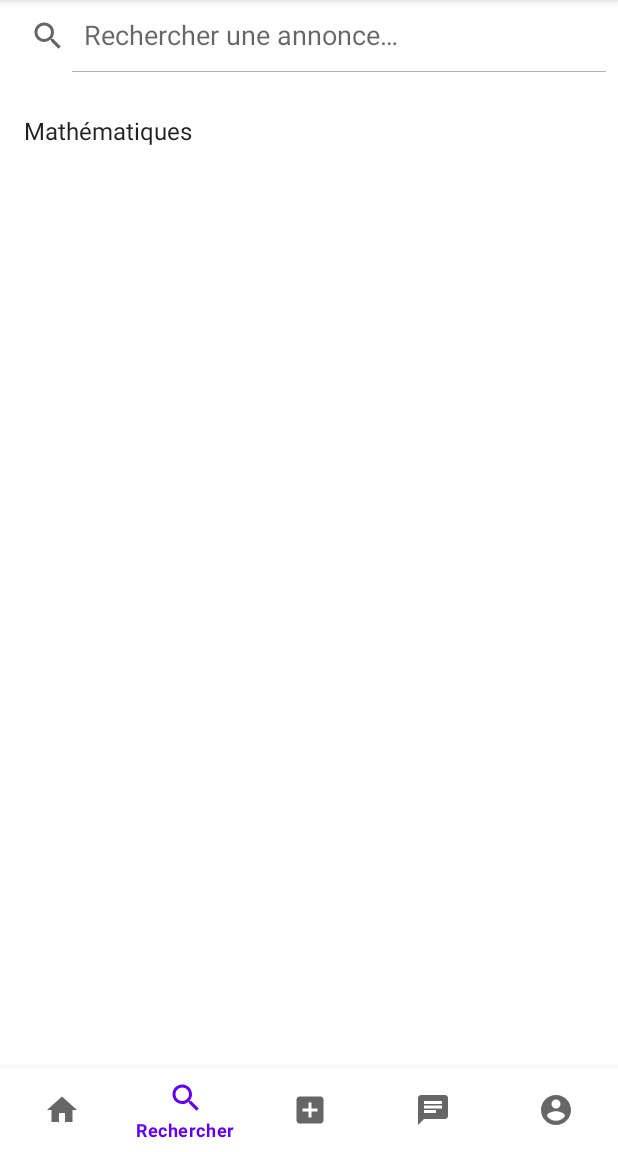
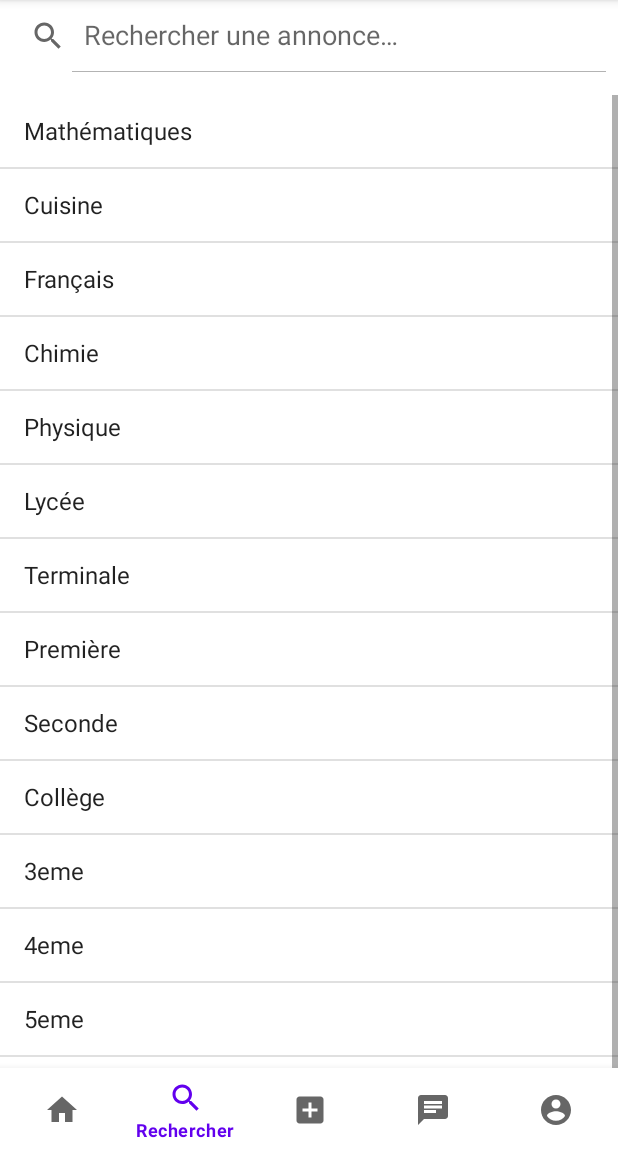
Before and after one commit to toma-demagn/Incoming, an Android app: the SearchFragment screen opened through its navigation route, on a phone screen of 412 x 824 dp, the part 84-1236 px from its top. Run offline under Robolectric (Android 15) with nearby library versions, the phone set to English and light mode, and no system bars; our stand-ins replace navigation-ui.

Commit message:
Search suggestions with hardcoded JSON array

```diff
--- a/app/src/main/java/com/example/tutorapp/SearchFragment.kt
+++ b/app/src/main/java/com/example/tutorapp/SearchFragment.kt
@@ -1,16 +1,34 @@
 package com.example.tutorapp
 
 import android.os.Bundle
-import android.util.Log
-import android.view.*
+import android.view.LayoutInflater
+import android.view.View
+import android.view.ViewGroup
 import android.widget.*
 import androidx.appcompat.widget.SearchView
 import androidx.fragment.app.Fragment
-import org.json.JSONObject
+import org.json.JSONArray
 
 class SearchFragment : Fragment() {
 
-    private val jsonStringTags = """{"tag":"Mathématiques", "category":"C   ours"}"""
+    private val jsonStringTags = """
+        [
+            {"tag":"Mathématiques", "category":"Cours"},
+            {"tag":"Cuisine", "category":"Cours"},
+            {"tag":"Français", "category":"Cours"},
+            {"tag":"Chimie", "category":"Cours"},
+            {"tag":"Physique", "category":"Cours"},
+            {"tag":"Lycée", "category":"Niveau"},
+            {"tag":"Terminale", "category":"Niveau"},
+            {"tag":"Première", "category":"Niveau"},
+            {"tag":"Seconde", "category":"Niveau"},
+            {"tag":"Collège", "category":"Niveau"},
+            {"tag":"3eme", "category":"Niveau"},
+            {"tag":"4eme", "category":"Niveau"},
+            {"tag":"5eme", "category":"Niveau"},
+            {"tag":"6eme", "category":"Niveau"}
+        ]
+        """
 
     private lateinit var viewOfLayout: View
     private lateinit var adapter: ArrayAdapter<*>
@@ -30,8 +48,13 @@ class SearchFragment : Fragment() {
         lv.emptyView = viewOfLayout.findViewById<TextView>(R.id.sf_emptyTextView)
 
         // Get JSON object and adding the tags values in a list
-        val jsonObject = JSONObject(jsonStringTags)
-        val tagsList: MutableList<String> = mutableListOf(jsonObject.getString("tag"))
+        val tagsList: MutableList<String> = mutableListOf()
+        val jsonArray = JSONArray(jsonStringTags)
+        for (i in 0 until jsonArray.length()) {
+            tagsList.add(jsonArray.getJSONObject(i).getString("tag"))
+        }
+        // Adding an empty item to fix the list view bottom position issue in the layout
+        tagsList.add("")
 
         // Init the adapter and pass it to the list view
         adapter = ArrayAdapter(requireContext(), android.R.layout.simple_list_item_1, tagsList)
```
